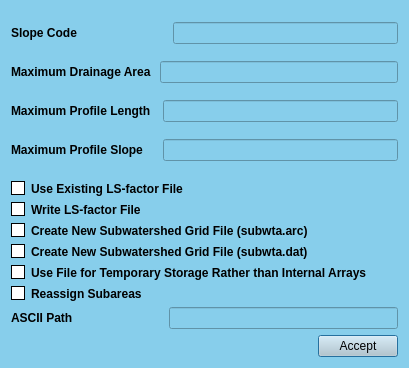
Old version of the form ui/control_agflow.ui in the repository Inigobarbe/QAnnAGNPS.
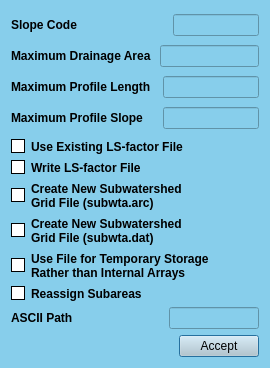
New version of the form.

What changed in the file:
```diff
--- a/ui/control_agflow.ui
+++ b/ui/control_agflow.ui
@@ -6,7 +6,7 @@
    <rect>
     <x>0</x>
     <y>0</y>
-    <width>409</width>
+    <width>270</width>
     <height>368</height>
    </rect>
   </property>
@@ -48,7 +48,17 @@
             </widget>
            </item>
            <item>
-            <widget class="QLineEdit" name="lineEdit_4"/>
+            <widget class="QLineEdit" name="lineEdit_4">
+             <property name="font">
+              <font>
+               <weight>75</weight>
+               <bold>true</bold>
+              </font>
+             </property>
+             <property name="alignment">
+              <set>Qt::AlignCenter</set>
+             </property>
+            </widget>
            </item>
           </layout>
          </item>
@@ -68,7 +78,17 @@
             </widget>
            </item>
            <item>
-            <widget class="QLineEdit" name="lineEdit_5"/>
+            <widget class="QLineEdit" name="lineEdit_5">
+             <property name="font">
+              <font>
+               <weight>75</weight>
+               <bold>true</bold>
+              </font>
+             </property>
+             <property name="alignment">
+              <set>Qt::AlignCenter</set>
+             </property>
+            </widget>
            </item>
           </layout>
          </item>
@@ -88,7 +108,17 @@
             </widget>
            </item>
            <item>
-            <widget class="QLineEdit" name="lineEdit_6"/>
+            <widget class="QLineEdit" name="lineEdit_6">
+             <property name="font">
+              <font>
+               <weight>75</weight>
+               <bold>true</bold>
+              </font>
+             </property>
+             <property name="alignment">
+              <set>Qt::AlignCenter</set>
+             </property>
+            </widget>
            </item>
           </layout>
          </item>
@@ -108,7 +138,17 @@
             </widget>
            </item>
            <item>
-            <widget class="QLineEdit" name="lineEdit_7"/>
+            <widget class="QLineEdit" name="lineEdit_7">
+             <property name="font">
+              <font>
+               <weight>75</weight>
+               <bold>true</bold>
+              </font>
+             </property>
+             <property name="alignment">
+              <set>Qt::AlignCenter</set>
+             </property>
+            </widget>
            </item>
           </layout>
          </item>
@@ -175,7 +215,8 @@
 }</string>
            </property>
            <property name="text">
-            <string>Create New Subwatershed Grid File (subwta.arc)</string>
+            <string>Create New Subwatershed 
+Grid File (subwta.arc)</string>
            </property>
           </widget>
          </item>
@@ -196,7 +237,8 @@
 }</string>
            </property>
            <property name="text">
-            <string>Create New Subwatershed Grid File (subwta.dat)</string>
+            <string>Create New Subwatershed 
+Grid File (subwta.dat)</string>
            </property>
           </widget>
          </item>
@@ -217,7 +259,8 @@
 }</string>
            </property>
            <property name="text">
-            <string>Use File for Temporary Storage Rather than Internal Arrays</string>
+            <string>Use File for Temporary Storage 
+Rather than Internal Arrays</string>
            </property>
           </widget>
          </item>
@@ -262,7 +305,17 @@
         </widget>
        </item>
        <item>
-        <widget class="QLineEdit" name="lineEdit_8"/>
+        <widget class="QLineEdit" name="lineEdit_8">
+         <property name="font">
+          <font>
+           <weight>75</weight>
+           <bold>true</bold>
+          </font>
+         </property>
+         <property name="alignment">
+          <set>Qt::AlignCenter</set>
+         </property>
+        </widget>
        </item>
       </layout>
      </item>
```
